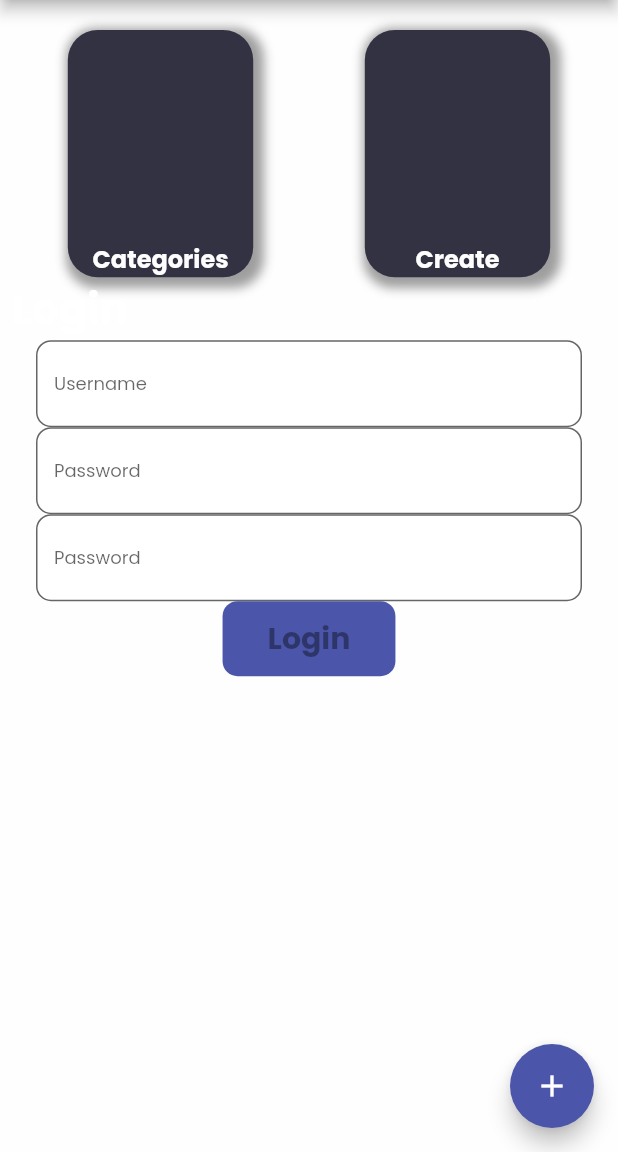
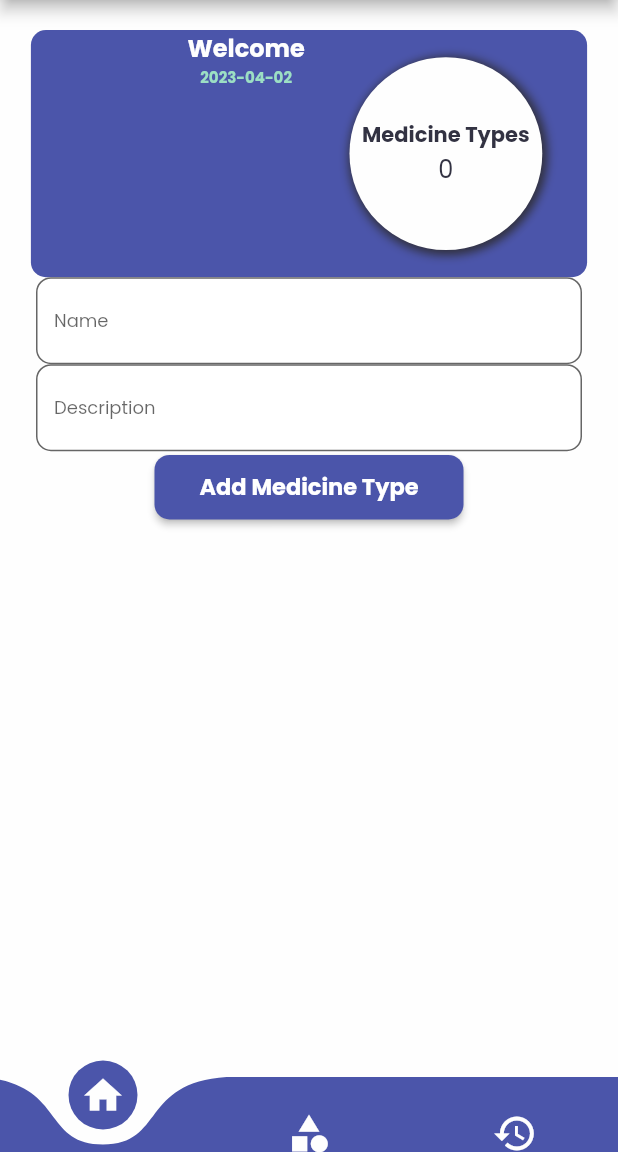
Before and after one commit to Mehul-Kumar-27/inventory, a Flutter app: the MyHomePage screen opened directly, on a phone screen of 412 x 824 dp, the part 84-1236 px from its top. Run offline on Flutter 3.47's test engine with Material 2 defaults, Android fonts, the phone set to English and light mode, and no system bars; drawn by our look-alikes of curved_navigation_bar; our stand-ins replace google_fonts, sqflite; accounts and stored records are empty.

Commit message:
Added Quantity to medicine types

```diff
--- a/lib/database/db.dart
+++ b/lib/database/db.dart
@@ -21,7 +21,16 @@ class MedicineDataBase {
     final dbPath = await getDatabasesPath();
     final path = dbPath + filePath;
 
-    return await openDatabase(path, version: 1, onCreate: _createDB);
+    return await openDatabase(
+      path,
+      version: 2,
+      onCreate: _createDB,
+      onUpgrade: (db, oldVersion, newVersion) {
+        if (oldVersion == 1) {
+          db.execute('''ALTER TABLE ${medicineTypes.medicineTypesTable} ADD COLUMN ${medicineTypes.MedicineTypesFields.quantity} INTEGER DEFAULT ${0}''');
+        }
+      },
+    );
   }
 
   Future _createDB(Database db, int version) async {
@@ -33,17 +42,17 @@ class MedicineDataBase {
       )''');
   }
 
-  Future<medicineTypes.MedicineTypes> create(
-      medicineTypes.MedicineTypes medicineType) async {
+  Future<MedicineTypes> create(MedicineTypes medicineType) async {
     final db = await instance.database;
     final json = medicineType.toJson();
     const columns =
-        '${medicineTypes.MedicineTypesFields.name}, ${medicineTypes.MedicineTypesFields.description}';
+        '"${medicineTypes.MedicineTypesFields.name}", "${medicineTypes.MedicineTypesFields.description}"';
     final values =
-        '${json[medicineTypes.MedicineTypesFields.name]}, ${json[medicineTypes.MedicineTypesFields.description]}';
+        '"${json[medicineTypes.MedicineTypesFields.name]}", "${json[medicineTypes.MedicineTypesFields.description]}"';
 
     final id = await db.rawInsert(
-        'INSERT INTO ${medicineTypes.medicineTypesTable} ($columns) VALUES ($values)');
+        '''INSERT INTO ${medicineTypes.medicineTypesTable} ($columns) VALUES ($values)''');
+    print(id);
     return medicineType.copy(id: id);
   }
 
@@ -63,7 +72,7 @@ class MedicineDataBase {
     return result.map((json) => MedicineTypes.fromJson(json)).toList();
   }
 
-  Future<List<MedicineTypes>> readAllMedicineTypes(String queryInfo) async {
+  Future<List<MedicineTypes>> readAllMedicineTypes() async {
     final db = await instance.database;
     final result =
         await db.rawQuery('''SELECT * FROM ${medicineTypes.medicineTypesTable}
--- a/lib/home_page.dart
+++ b/lib/home_page.dart
@@ -1,8 +1,10 @@
 // ignore_for_file: public_member_api_docs, sort_constructors_first
+import 'package:curved_navigation_bar/curved_navigation_bar.dart';
 import 'package:flutter/material.dart';
 import 'package:google_fonts/google_fonts.dart';
 import 'package:inventory/database/db.dart';
-
+import 'package:inventory/models/medicine_types.dart';
+import 'package:intl/intl.dart';
 import 'package:inventory/theme/theme_constants.dart';
 import 'package:inventory/theme/theme_manager.dart';
 import 'package:sqflite/sqflite.dart';
@@ -18,12 +20,17 @@ class MyHomePage extends StatefulWidget {
 
 class _MyHomePageState extends State<MyHomePage> {
   ThemeManager themeManager = ThemeManager();
+  TextEditingController medicineTypeNameController = TextEditingController();
+  TextEditingController medicineTypeDescriptionController =
+      TextEditingController();
 
   void initState() {
     // TODO: implement initState
     themeManager.addListener(() {
       themeListner();
     });
+
+    getAllMedicineTypes();
     super.initState();
   }
 
@@ -33,6 +40,15 @@ class _MyHomePageState extends State<MyHomePage> {
     }
   }
 
+  getAllMedicineTypes() async {
+    await MedicineDataBase.instance.readAllMedicineTypes().then((value) {
+      setState(() {
+        medicineTypesList = value;
+      });
+    });
+  }
+
+  List<MedicineTypes> medicineTypesList = [];
 
   @override
   Widget build(BuildContext context) {
@@ -57,34 +73,69 @@ class _MyHomePageState extends State<MyHomePage> {
         padding: const EdgeInsets.only(left: 8, right: 8, top: 20),
         child: Column(
           mainAxisAlignment: MainAxisAlignment.start,
-          crossAxisAlignment: CrossAxisAlignment.start,
+          crossAxisAlignment: CrossAxisAlignment.center,
           children: <Widget>[
-            Row(
-              mainAxisAlignment: MainAxisAlignment.spaceAround,
-              children: [
-                ContainerBoxWidget(
-                  text: "Categories",
-                ),
-                ContainerBoxWidget(
-                  text: "Create",
-                ),
-              ],
-            ),
-            const Text(
-              "Login",
-              style: TextStyle(
-                fontSize: 28,
-                fontWeight: FontWeight.bold,
-                color: Colors.white,
+            Container(
+              height: MediaQuery.of(context).size.height * 0.2,
+              width: MediaQuery.of(context).size.width * 0.9,
+              decoration: BoxDecoration(
+                  color: Theme.of(context).primaryColor,
+                  borderRadius: BorderRadius.circular(10)),
+              child: Row(
+                crossAxisAlignment: CrossAxisAlignment.center,
+                mainAxisAlignment: MainAxisAlignment.end,
+                children: [
+                  Column(
+                    children: [
+                      Text(
+                        "Welcome",
+                        style: Theme.of(context).textTheme.headline3,
+                      ),
+                      Text(DateFormat('yyyy-MM-dd').format(DateTime.now()),
+                          style: Theme.of(context).textTheme.headline6),
+                    ],
+                  ),
+                  Container(
+                    height: MediaQuery.of(context).size.height * 0.156,
+                    width: MediaQuery.of(context).size.width * 0.457,
+                    decoration: BoxDecoration(
+                      color: Theme.of(context).backgroundColor,
+                      shape: BoxShape.circle,
+                      boxShadow: const [
+                        BoxShadow(
+                            color: color1, blurRadius: 5, offset: Offset(0, 3)),
+                        BoxShadow(
+                            color: color1, blurRadius: 5, offset: Offset(3, 0))
+                      ],
+                    ),
+                    child: Center(
+                      child: Column(
+                        mainAxisAlignment: MainAxisAlignment.center,
+                        children: [
+                          Text(
+                            "Medicine Types",
+                            style: Theme.of(context).textTheme.headline4,
+                          ),
+                          Text(
+                            medicineTypesList.length.toString(),
+                            style: Theme.of(context).textTheme.bodyText1,
+                          ),
+                        ],
+                      ),
+                    ),
+                  ),
+                ],
               ),
             ),
             Padding(
               padding: const EdgeInsets.symmetric(horizontal: 16),
               child: TextFormField(
+                controller: medicineTypeNameController,
+                obscureText: false,
                 decoration: InputDecoration(
                   filled: true,
                   fillColor: Colors.white,
-                  hintText: "Username",
+                  hintText: "Name",
                   border: OutlineInputBorder(
                     borderRadius: BorderRadius.circular(10),
                   ),
@@ -94,25 +145,12 @@ class _MyHomePageState extends State<MyHomePage> {
             Padding(
               padding: const EdgeInsets.symmetric(horizontal: 16),
               child: TextFormField(
-                obscureText: true,
+                controller: medicineTypeDescriptionController,
+                obscureText: false,
                 decoration: InputDecoration(
                   filled: true,
                   fillColor: Colors.white,
-                  hintText: "Password",
-                  border: OutlineInputBorder(
-                    borderRadius: BorderRadius.circular(10),
-                  ),
-                ),
-              ),
-            ),
-            Padding(
-              padding: const EdgeInsets.symmetric(horizontal: 16),
-              child: TextFormField(
-                obscureText: true,
-                decoration: InputDecoration(
-                  filled: true,
-                  fillColor: Colors.white,
-                  hintText: "Password",
+                  hintText: "Description",
                   border: OutlineInputBorder(
                     borderRadius: BorderRadius.circular(10),
                   ),
@@ -123,8 +161,20 @@ class _MyHomePageState extends State<MyHomePage> {
               mainAxisAlignment: MainAxisAlignment.center,
               children: [
                 ElevatedButton(
-                  onPressed: () async{
-                   MedicineDataBase.instance.
+                  onPressed: () async {
+                    MedicineTypes medicineType = MedicineTypes(
+                      name: medicineTypeNameController.text,
+                      description: medicineTypeDescriptionController.text,
+                      quantity: 0,
+                    );
+                    await MedicineDataBase.instance
+                        .create(medicineType)
+                        .then((value) {
+                      medicineTypeNameController.clear();
+                      medicineTypeDescriptionController.clear();
+                      getAllMedicineTypes();
+                      print("Created!!!!!!!!!!1");
+                    });
                   },
                   style: ElevatedButton.styleFrom(
                     backgroundColor: Theme.of(context).primaryColor,
@@ -135,21 +185,74 @@ class _MyHomePageState extends State<MyHomePage> {
                     ),
                   ),
                   child: const Text(
-                    "Login",
+                    "Add Medicine Type",
                     style: TextStyle(
-                      fontSize: 20,
+                      fontSize: 15,
                     ),
                   ),
                 ),
               ],
             ),
+            Expanded(
+              child: ListView.builder(
+                  itemCount: medicineTypesList.length,
+                  itemBuilder: (context, index) {
+                    return GestureDetector(
+                      onTap: () async {
+                        await MedicineDataBase.instance
+                            .deleteMedicineType(medicineTypesList[index].id!)
+                            .then((value) {
+                          getAllMedicineTypes();
+                        });
+                      },
+                      child: Padding(
+                        padding: const EdgeInsets.all(8.0),
+                        child: Material(
+                          elevation: 10,
+                          child: ListTile(
+                            title: Text(
+                              medicineTypesList[index].name,
+                              style: Theme.of(context).textTheme.headline4,
+                            ),
+                            trailing: Text(
+                              medicineTypesList[index].quantity.toString(),
+                              style: Theme.of(context).textTheme.bodyText2,
+                            ),
+                            subtitle: Text(
+                              medicineTypesList[index].description,
+                              style: Theme.of(context).textTheme.headline6,
+                            ),
+                          ),
+                        ),
+                      ),
+                    );
+                  }),
+            )
           ],
         ),
       ),
-      floatingActionButton: FloatingActionButton(
-        onPressed: () {},
-        tooltip: 'Increment',
-        child: const Icon(Icons.add),
+      bottomNavigationBar: CurvedNavigationBar(
+        items: const [
+          Icon(
+            Icons.home,
+            size: 30,
+            color: color5,
+          ),
+          Icon(
+            Icons.category,
+            size: 30,
+            color: color5,
+          ),
+          Icon(
+            Icons.history,
+            size: 30,
+            color: color5,
+          ),
+        ],
+        height: 50,
+        color: color7,
+        buttonBackgroundColor: color7,
+        backgroundColor: color5,
       ),
     );
   }
--- a/lib/models/medicine_types.dart
+++ b/lib/models/medicine_types.dart
@@ -6,35 +6,42 @@ class MedicineTypesFields{
   static const String id = '_id';
   static const String name = 'name';
   static const  String description = 'description';
+  static const String quantity = 'quantity';
 }
 class MedicineTypes {
   late final int? id;
   late final String name;
   late final String description;
+  late final int quantity;
   MedicineTypes({
     this.id,
     required this.name,
     required this.description,
+    required this.quantity
   });
 
   Map<String , Object?> toJson() => {
     MedicineTypesFields.id: id,
     MedicineTypesFields.name: name,
     MedicineTypesFields.description: description,
+    MedicineTypesFields.quantity: quantity
   };
 
   MedicineTypes copy({
     int? id,
     String? name,
     String? description,
+    int? quantity
   }) => MedicineTypes(
     id: id ?? this.id,
     name: name ?? this.name,
     description: description ?? this.description,
+    quantity: quantity ?? this.quantity
   );
   static MedicineTypes fromJson(Map<String, Object?> json) => MedicineTypes(
     id: json[MedicineTypesFields.id] as int?,
     name: json[MedicineTypesFields.name] as String,
     description: json[MedicineTypesFields.description] as String,
+    quantity: json[MedicineTypesFields.quantity] as int
   );
 }
--- a/lib/theme/theme_constants.dart
+++ b/lib/theme/theme_constants.dart
@@ -42,7 +42,7 @@ ThemeData lighTheme = ThemeData(
           fontWeight: FontWeight.bold,
         ),
         headline6: GoogleFonts.poppins(
-          color: color1,
+          color: color4,
           fontSize: 10,
           fontWeight: FontWeight.bold,
         ),
@@ -81,6 +81,7 @@ ThemeData lighTheme = ThemeData(
           fontSize: 10,
           fontWeight: FontWeight.normal,
         )),
+
     elevatedButtonTheme: ElevatedButtonThemeData(
         style: ButtonStyle(
             backgroundColor: MaterialStateProperty.all<Color>(color7))),
--- a/pubspec.yaml
+++ b/pubspec.yaml
@@ -42,6 +42,7 @@ dependencies:
   simple_animations: ^5.0.0+3
   intl: ^0.17.0
   flutter_staggered_grid_view: ^0.6.2
+  curved_navigation_bar: ^1.0.3
 
 dev_dependencies:
   flutter_test:
```
Also changed, not shown: pubspec.lock.
